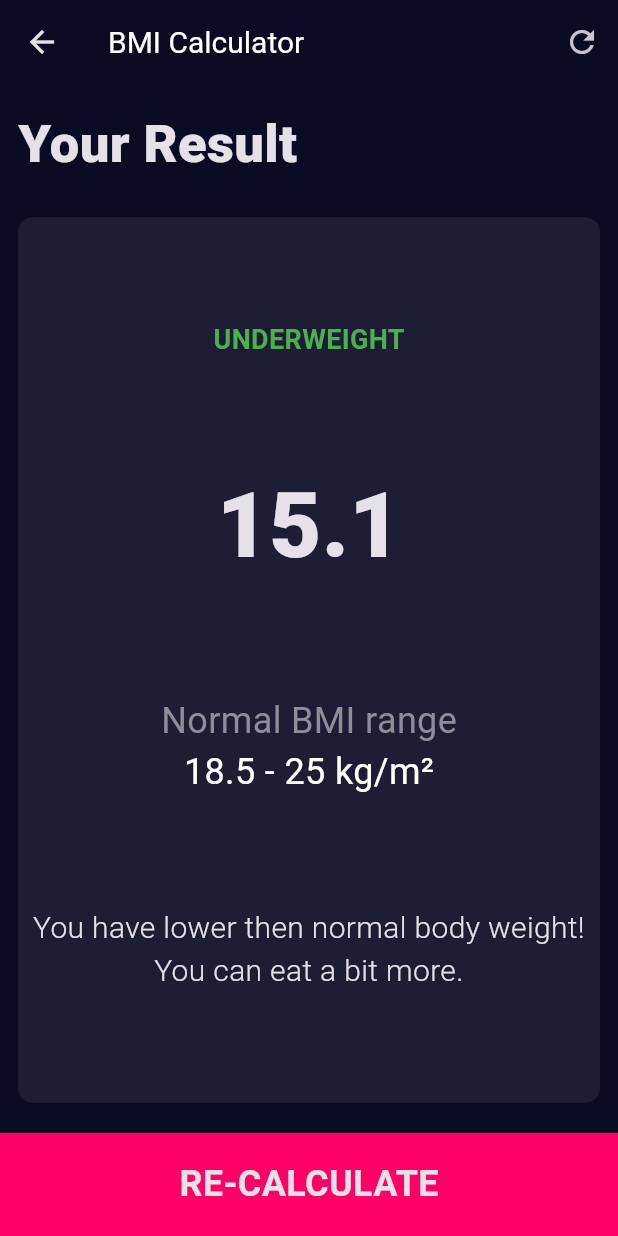
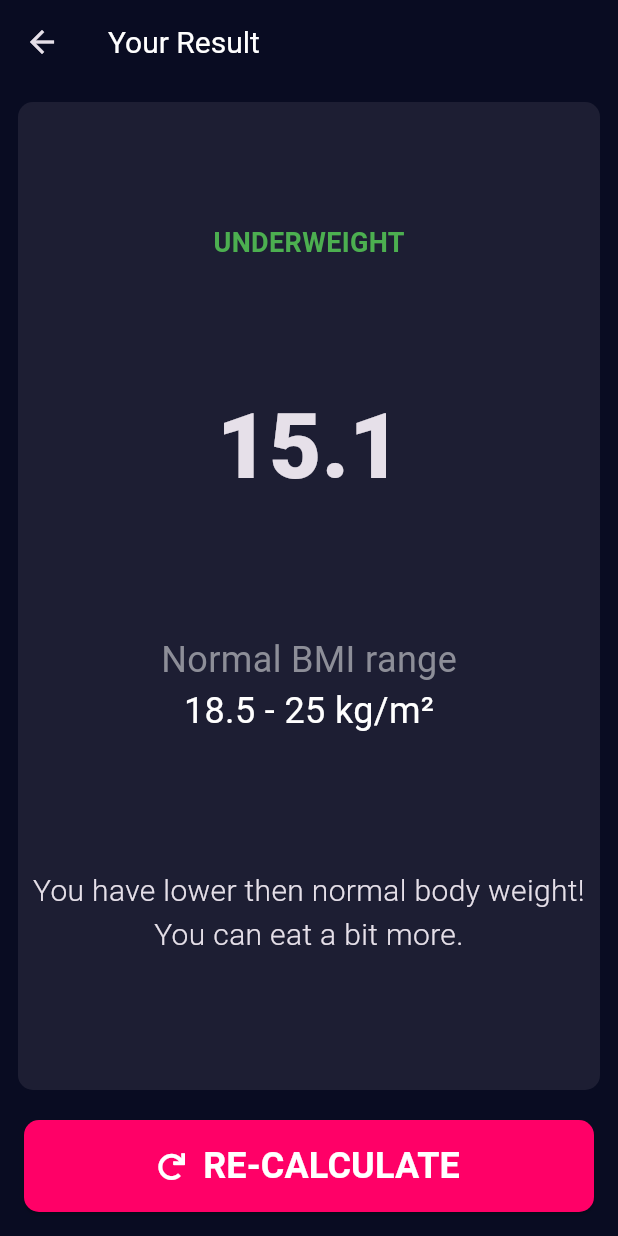
Before and after one commit to KayesAshfaQ/bmi-calculator-flutter, a Flutter app: the screen it shows after launch, after a tap on "CALCULATE", on a phone screen of 412 x 824 dp. Run offline on Flutter 3.47's test engine with Material 3 defaults, Android fonts, the phone set to English and light mode, and no system bars; our stand-ins replace font_awesome_flutter, webview_flutter.

Commit message:
chore: Update dependencies and refactor bottomButtonWidget

```diff
--- a/lib/components/bottom_button_widget.dart
+++ b/lib/components/bottom_button_widget.dart
@@ -1,25 +1,63 @@
 import 'package:flutter/material.dart';
+import '../constants.dart';
 
 class BottomButtonWidget extends StatelessWidget {
   final String label;
   final Function() onTap;
+  final IconData? prefixIcon;
+  final IconData? suffixIcon;
 
-  const BottomButtonWidget({super.key, required this.label, required this.onTap});
+  const BottomButtonWidget({
+    super.key,
+    required this.label,
+    required this.onTap,
+    this.prefixIcon,
+    this.suffixIcon,
+  });
 
   @override
   Widget build(BuildContext context) {
-    return GestureDetector(
-      onTap: onTap,
-      child: Container(
-        margin: const EdgeInsets.only(top: 8.0),
-        height: 60.0,
-        width: double.infinity,
-        color: const Color(0xFFFF0067),
-        child: Center(
-          child: Text(
-            label,
-            style: const TextStyle(fontSize: 24.0, fontWeight: FontWeight.w700),
+    return Container(
+      margin: const EdgeInsets.fromLTRB(16.0, 8.0, 16.0, 16.0),
+      child: ElevatedButton(
+        onPressed: onTap,
+        style: ElevatedButton.styleFrom(
+          backgroundColor: kBottomContainerColor,
+          foregroundColor: kPrimaryColor,
+          minimumSize: const Size(double.infinity, 48.0),
+          splashFactory: InkRipple.splashFactory,
+          shape: RoundedRectangleBorder(
+            borderRadius: BorderRadius.circular(10.0),
           ),
+        ),
+        child: Row(
+          mainAxisAlignment: MainAxisAlignment.center,
+          children: [
+            if (prefixIcon != null)
+              Padding(
+                padding: const EdgeInsets.only(right: 12.0),
+                child: Icon(
+                  prefixIcon,
+                  color: Colors.white,
+                ),
+              ),
+            Text(
+              label,
+              style: const TextStyle(
+                fontSize: 24.0,
+                color: Colors.white,
+                fontWeight: FontWeight.w700,
+              ),
+            ),
+            if (suffixIcon != null)
+              Padding(
+                padding: const EdgeInsets.only(left: 12.0),
+                child: Icon(
+                  suffixIcon,
+                  color: Colors.white,
+                ),
+              ),
+          ],
         ),
       ),
     );
--- a/lib/components/reusable_card.dart
+++ b/lib/components/reusable_card.dart
@@ -13,12 +13,12 @@ class ReusableCard extends StatelessWidget {
     return GestureDetector(
       onTap: onPress,
       child: Container(
-        child: cardChild,
         margin: const EdgeInsets.all(12.0),
         decoration: BoxDecoration(
           borderRadius: BorderRadius.circular(10.0),
           color: color,
         ),
+        child: cardChild,
       ),
     );
   }
--- a/lib/constants.dart
+++ b/lib/constants.dart
@@ -1,5 +1,7 @@
 import 'package:flutter/material.dart';
 
+
+const kPrimaryColor = Color(0xFF090C22);
 const kContainerColor = Color(0xFF1D1F33);
 const kBottomContainerColor = Color(0xFFFF0067);
 const kActiveCardColor = Color(0xFF1D1E33);
--- a/lib/main.dart
+++ b/lib/main.dart
@@ -1,7 +1,6 @@
 import 'package:flutter/material.dart';
+import 'constants.dart';
 import 'pages/input_page.dart';
-
-const primaryColor = Color(0xFF090C22);
 
 void main() {
   return runApp(const BMICalculator());
@@ -15,15 +14,15 @@ class BMICalculator extends StatelessWidget {
     return MaterialApp(
       debugShowCheckedModeBanner: false,
       theme: ThemeData.dark().copyWith(
-        primaryColor: primaryColor,
+        primaryColor: kPrimaryColor,
         appBarTheme: const AppBarTheme(
-          backgroundColor: primaryColor,
+          backgroundColor: kPrimaryColor,
           titleTextStyle: TextStyle(
             fontWeight: FontWeight.w400,
             fontSize: 20.0,
           ),
         ),
-        scaffoldBackgroundColor: primaryColor,
+        scaffoldBackgroundColor: kPrimaryColor,
       ),
       home: const InputPage(),
     );
--- a/lib/pages/input_page.dart
+++ b/lib/pages/input_page.dart
@@ -40,11 +40,8 @@ class _InputPageState extends State<InputPage> {
               children: [
                 Expanded(
                   child: ReusableCard(
-                    cardChild:
-                        const IconWidget(icon: Icons.male, label: 'MALE'),
-                    color: selectedGender == Gender.MALE
-                        ? kActiveCardColor
-                        : kInActiveCardColor,
+                    cardChild: const IconWidget(icon: Icons.male, label: 'MALE'),
+                    color: selectedGender == Gender.MALE ? kActiveCardColor : kInActiveCardColor,
                     onPress: () {
                       setState(() {
                         selectedGender = Gender.MALE;
@@ -54,11 +51,8 @@ class _InputPageState extends State<InputPage> {
                 ),
                 Expanded(
                   child: ReusableCard(
-                    color: selectedGender == Gender.FEMALE
-                        ? kActiveCardColor
-                        : kInActiveCardColor,
-                    cardChild:
-                        const IconWidget(icon: Icons.female, label: 'FEMALE'),
+                    color: selectedGender == Gender.FEMALE ? kActiveCardColor : kInActiveCardColor,
+                    cardChild: const IconWidget(icon: Icons.female, label: 'FEMALE'),
                     onPress: () {
                       setState(() {
                         selectedGender = Gender.FEMALE;
@@ -80,10 +74,7 @@ class _InputPageState extends State<InputPage> {
                     textBaseline: TextBaseline.alphabetic,
                     mainAxisAlignment: MainAxisAlignment.center,
                     crossAxisAlignment: CrossAxisAlignment.baseline,
-                    children: [
-                      Text(height.toString(), style: kNumberTextStyle),
-                      const Text('cm', style: kLabelTextStyle)
-                    ],
+                    children: [Text(height.toString(), style: kNumberTextStyle), const Text('cm', style: kLabelTextStyle)],
                   ),
                   SliderTheme(
                     data: SliderTheme.of(context).copyWith(
@@ -92,10 +83,8 @@ class _InputPageState extends State<InputPage> {
                       inactiveTrackColor: const Color(0xFF8D8E98),
                       thumbColor: kBottomContainerColor,
                       overlayColor: const Color(0x29FF0067),
-                      thumbShape:
-                          const RoundSliderThumbShape(enabledThumbRadius: 12.0),
-                      overlayShape:
-                          const RoundSliderOverlayShape(overlayRadius: 24.0),
+                      thumbShape: const RoundSliderThumbShape(enabledThumbRadius: 12.0),
+                      overlayShape: const RoundSliderOverlayShape(overlayRadius: 24.0),
                       trackShape: const RectangularSliderTrackShape(),
                     ),
                     child: Slider(
@@ -133,9 +122,9 @@ class _InputPageState extends State<InputPage> {
           ),
           BottomButtonWidget(
             label: 'CALCULATE',
+            suffixIcon: FontAwesomeIcons.arrowRight,
             onTap: () {
-              CalculatorBrain calc =
-                  CalculatorBrain(height: height, weight: weight);
+              CalculatorBrain calc = CalculatorBrain(height: height, weight: weight);
 
               Navigator.push(
                 context,
@@ -154,7 +143,7 @@ class _InputPageState extends State<InputPage> {
     );
   }
 
-  Column weightColumn() {
+  Widget weightColumn() {
     return Column(
       mainAxisAlignment: MainAxisAlignment.center,
       children: [
@@ -187,7 +176,7 @@ class _InputPageState extends State<InputPage> {
     );
   }
 
-  Column ageColumn() {
+  Widget ageColumn() {
     return Column(
       mainAxisAlignment: MainAxisAlignment.center,
       children: [
--- a/lib/pages/result_page.dart
+++ b/lib/pages/result_page.dart
@@ -1,4 +1,5 @@
 import 'package:flutter/material.dart';
+import 'package:font_awesome_flutter/font_awesome_flutter.dart';
 
 import '../components/bottom_button_widget.dart';
 import '../components/reusable_card.dart';
@@ -18,40 +19,42 @@ class ResultPage extends StatelessWidget {
   Widget build(BuildContext context) {
     return Scaffold(
       appBar: AppBar(
-        title: const Text('BMI Calculator'),
-        actions: [
-          IconButton(
-            icon: const Icon(Icons.refresh),
-            onPressed: () {
+        title: const Text('Your Result'),
+      ),
+      body: Column(
+        mainAxisAlignment: MainAxisAlignment.spaceBetween,
+        children: [
+          Expanded(
+            flex: 8,
+            child: resultCard(),
+          ),
+          Expanded(
+            child: BottomButtonWidget(
+              label: 'RE-CALCULATE',
+              prefixIcon: FontAwesomeIcons.redo,
+              onTap: () {
                 Navigator.pop(context);
               },
             ),
+          )
         ],
       ),
-      body: Column(
-        crossAxisAlignment: CrossAxisAlignment.stretch,
-        mainAxisAlignment: MainAxisAlignment.spaceBetween,
-        children: [
-          Expanded(
-            child: Container(
-              alignment: Alignment.bottomLeft,
-              padding: const EdgeInsets.all(12.0),
-              child: const Text(
-                'Your Result',
-                style: kResultTextStyle,
-              ),
-            ),
-          ),
-          Expanded(
-            flex: 8,
-            child: ReusableCard(
+    );
+  }
+
+  Widget resultCard() {
+    return ReusableCard(
       color: kActiveCardColor,
       cardChild: Column(
         mainAxisAlignment: MainAxisAlignment.spaceEvenly,
         children: [
           Text(
             resultText,
-                    style: const TextStyle(color: Colors.green, fontSize: 18.0, fontWeight: FontWeight.bold),
+            style: const TextStyle(
+              color: Colors.green,
+              fontSize: 18.0,
+              fontWeight: FontWeight.bold,
+            ),
           ),
           Text(
             bmiResult,
@@ -70,7 +73,7 @@ class ResultPage extends StatelessWidget {
             ],
           ),
           Padding(
-                    padding: const EdgeInsets.all(4.0),
+            padding: const EdgeInsets.all(8.0),
             child: Text(
               interpolation,
               style: kResultDetailsTextStyle,
@@ -79,18 +82,6 @@ class ResultPage extends StatelessWidget {
           )
         ],
       ),
-            ),
-          ),
-          Expanded(
-            child: BottomButtonWidget(
-              label: 'RE-CALCULATE',
-              onTap: () {
-                Navigator.pop(context);
-              },
-            ),
-          )
-        ],
-      ),
     );
   }
 }
```
Also changed, not shown: 1 other file. Lines whose indentation alone changed are shown as unchanged.
